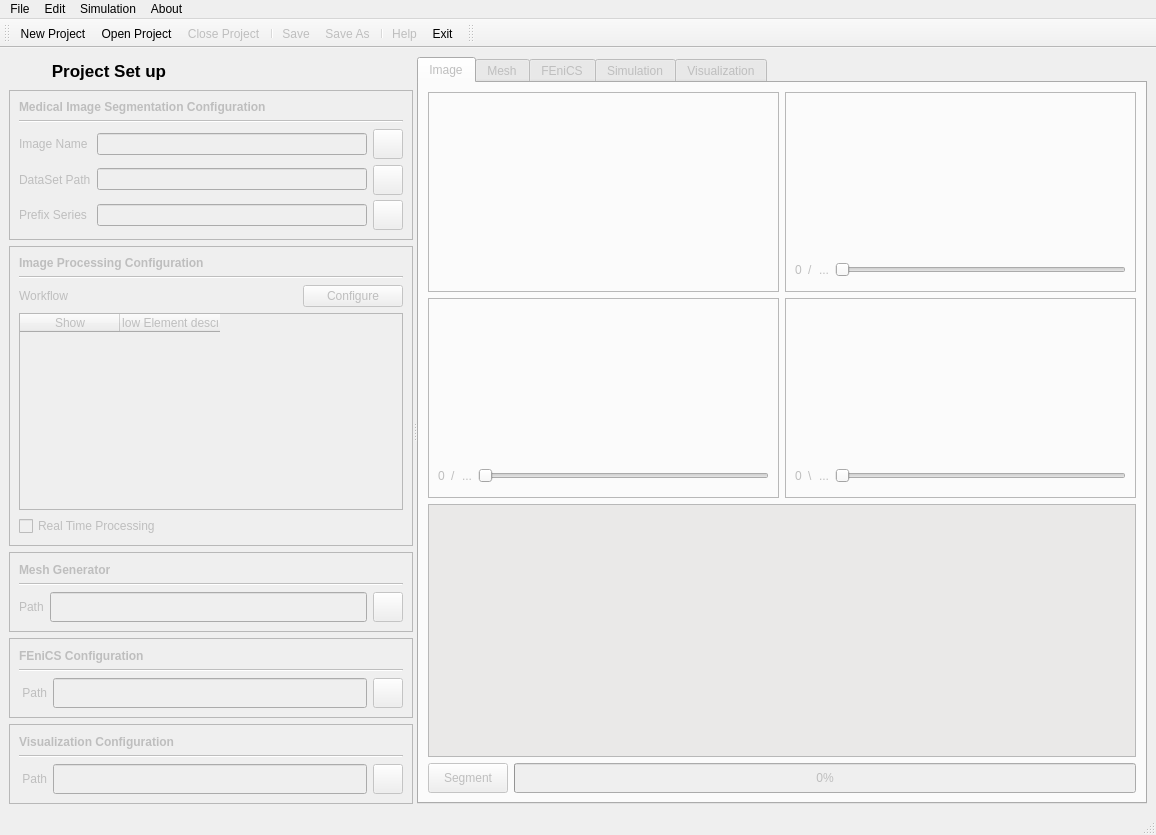
Before: the Qt Designer form FEniCSBloodSim/fenics_blood_sim.ui in carmenalonsomontes/FEniCS-Medical-Simulation, drawn with Qt 5.
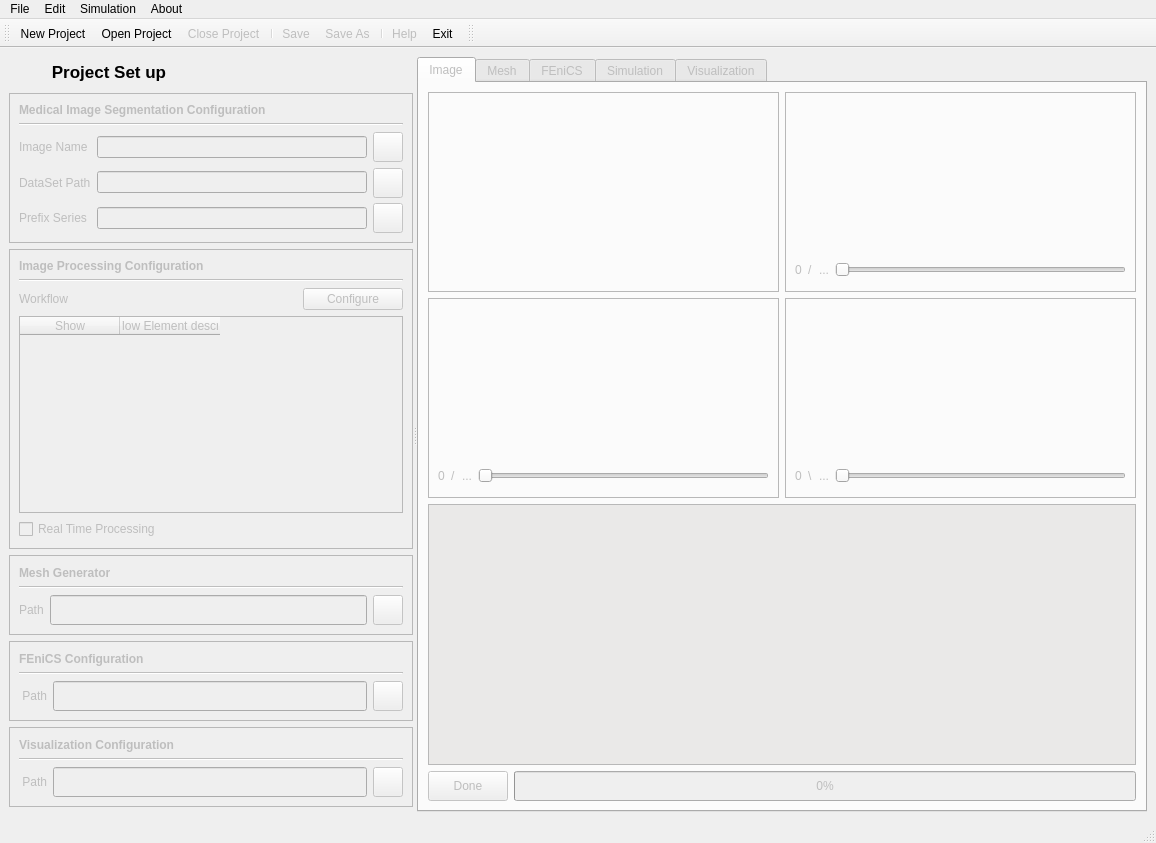
After: the same form once the commit is applied. The open tabs and pages were chosen to show the change. Icons and pictures are not drawn. Custom widgets are drawn as their Qt base class.

Diff of the .ui file:
```diff
--- a/FEniCSBloodSim/fenics_blood_sim.ui
+++ b/FEniCSBloodSim/fenics_blood_sim.ui
@@ -7,7 +7,7 @@
     <x>0</x>
     <y>0</y>
     <width>1156</width>
-    <height>835</height>
+    <height>843</height>
    </rect>
   </property>
   <property name="windowTitle">
@@ -1324,7 +1324,7 @@
               </size>
              </property>
              <property name="text">
-              <string>Segment</string>
+              <string>Done</string>
              </property>
             </widget>
            </item>
```
Left out of the diff: 6 changed lines with no effect on the pictures.
